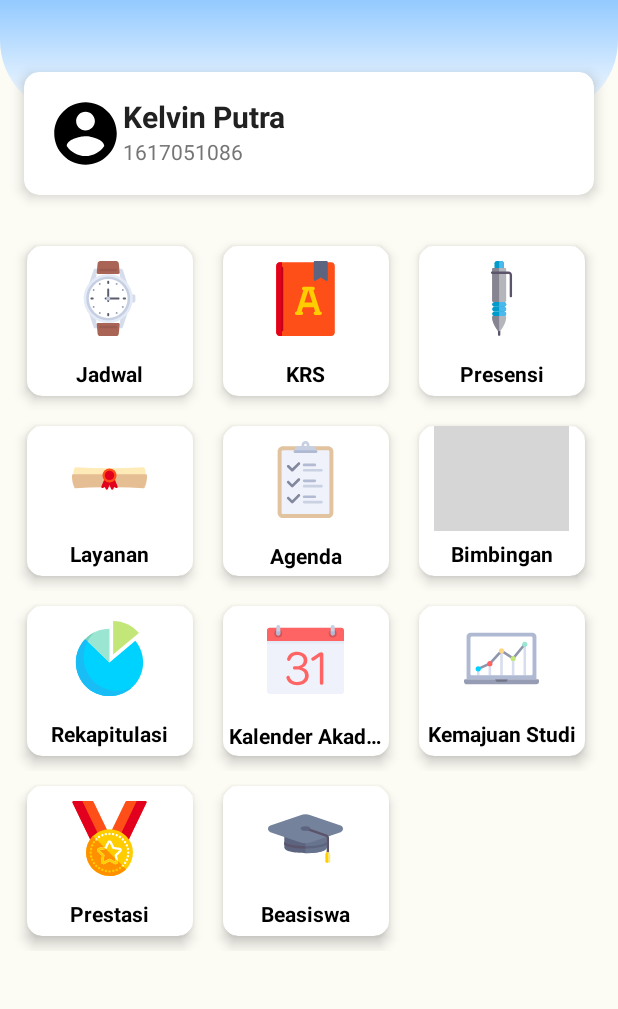
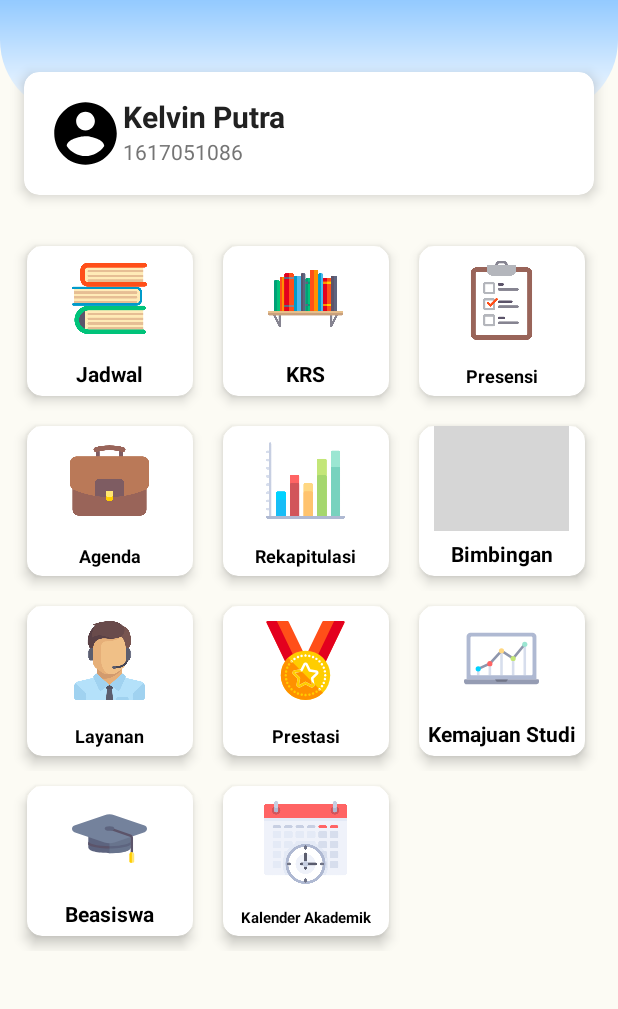
Before and after one commit to MegiAP/SIMIPA, an Android app: the screen it shows after launch (MainActivity), on a phone screen of 412 x 824 dp, the part 125-1134 px from its top. Run offline under Robolectric (Android 15) with nearby library versions, the phone set to English and light mode, and no system bars; grey boxes are pictures that could not be loaded.

Commit message:
fix content_menu.xml

```diff
--- a/app/src/main/res/layout/content_menu.xml
+++ b/app/src/main/res/layout/content_menu.xml
@@ -20,18 +20,18 @@
         tools:ignore="UselessParent">
 
         <androidx.cardview.widget.CardView
-            android:id="@+id/cv_schedule"
+            android:id="@+id/home_mRide"
             android:layout_width="0dp"
             android:layout_height="100dp"
             android:layout_margin="10dp"
-            android:layout_marginStart="4dp"
-            android:layout_marginEnd="4dp"
+            android:layout_marginLeft="5dp"
             android:layout_weight="0.33"
             android:clickable="true"
             app:cardCornerRadius="10dp"
             app:cardElevation="5dp">
 
             <RelativeLayout
+                android:id="@+id/btnJadwal"
                 android:layout_width="match_parent"
                 android:layout_height="match_parent"
                 android:background="?attr/selectableItemBackground">
@@ -39,15 +39,15 @@
                 <ImageView
                     android:layout_width="90dp"
                     android:layout_height="90dp"
-                    android:layout_above="@+id/tv_shedule"
+                    android:layout_above="@+id/textView3"
                     android:layout_centerHorizontal="true"
                     android:layout_marginBottom="5dp"
                     android:padding="10dp"
                     android:scaleType="fitCenter"
-                    android:src="@drawable/ic_schedule" />
+                    android:src="@drawable/jadwal" />
 
                 <TextView
-                    android:id="@+id/tv_shedule"
+                    android:id="@+id/textView3"
                     android:layout_width="wrap_content"
                     android:layout_height="wrap_content"
                     android:layout_alignParentBottom="true"
@@ -63,12 +63,54 @@
         </androidx.cardview.widget.CardView>
 
         <androidx.cardview.widget.CardView
-            android:id="@+id/cv_krs"
+            android:id="@+id/home_mSend"
             android:layout_width="0dp"
             android:layout_height="100dp"
             android:layout_margin="10dp"
-            android:layout_marginStart="4dp"
-            android:layout_marginEnd="4dp"
+            android:layout_marginLeft="5dp"
+            android:layout_weight="0.33"
+            android:clickable="true"
+            app:cardCornerRadius="10dp"
+            app:cardElevation="5dp">
+
+            <RelativeLayout
+                android:id="@+id/btnKRS"
+                android:layout_width="match_parent"
+                android:layout_height="match_parent"
+                android:background="?attr/selectableItemBackground">
+
+                <ImageView
+                    android:layout_width="90dp"
+                    android:layout_height="90dp"
+                    android:layout_above="@+id/textView2"
+                    android:layout_centerHorizontal="true"
+                    android:layout_marginBottom="5dp"
+                    android:padding="10dp"
+                    android:scaleType="fitCenter"
+                    android:src="@drawable/bookshelf" />
+
+                <TextView
+                    android:id="@+id/textView2"
+                    android:layout_width="wrap_content"
+                    android:layout_height="wrap_content"
+                    android:layout_alignParentBottom="true"
+                    android:layout_centerHorizontal="true"
+                    android:layout_marginBottom="5dp"
+                    android:maxLines="1"
+                    android:text="KRS"
+                    android:textColor="#000"
+                    android:textStyle="bold" />
+
+            </RelativeLayout>
+
+        </androidx.cardview.widget.CardView>
+
+        <androidx.cardview.widget.CardView
+            android:id="@+id/home_mCar"
+            android:layout_width="0dp"
+            android:layout_height="100dp"
+            android:layout_margin="10dp"
+            android:layout_marginLeft="5dp"
             android:layout_weight="0.33"
             android:clickable="true"
             app:cardCornerRadius="10dp"
@@ -82,68 +124,24 @@
                 <ImageView
                     android:layout_width="90dp"
                     android:layout_height="90dp"
-                    android:layout_above="@+id/tv_krs"
+                    android:layout_above="@+id/textView6"
                     android:layout_centerHorizontal="true"
                     android:layout_marginBottom="5dp"
                     android:padding="10dp"
                     android:scaleType="fitCenter"
-                    android:src="@drawable/ic_krs" />
+                    android:src="@drawable/presensi" />
 
                 <TextView
-                    android:id="@+id/tv_krs"
+                    android:id="@+id/textView6"
                     android:layout_width="wrap_content"
                     android:layout_height="wrap_content"
                     android:layout_alignParentBottom="true"
                     android:layout_centerHorizontal="true"
                     android:layout_marginBottom="5dp"
                     android:maxLines="1"
-                    android:ellipsize="end"
-                    android:text="KRS"
-                    android:textColor="#000"
-                    android:textStyle="bold" />
-
-            </RelativeLayout>
-
-        </androidx.cardview.widget.CardView>
-
-        <androidx.cardview.widget.CardView
-            android:id="@+id/cv_present"
-            android:layout_width="0dp"
-            android:layout_height="100dp"
-            android:layout_margin="10dp"
-            android:layout_marginStart="4dp"
-            android:layout_marginEnd="4dp"
-            android:layout_weight="0.33"
-            android:clickable="true"
-            app:cardCornerRadius="10dp"
-            app:cardElevation="5dp">
-
-            <RelativeLayout
-                android:layout_width="match_parent"
-                android:layout_height="match_parent"
-                android:background="?attr/selectableItemBackground">
-
-                <ImageView
-                    android:layout_width="90dp"
-                    android:layout_height="90dp"
-                    android:layout_above="@+id/tv_present"
-                    android:layout_centerHorizontal="true"
-                    android:layout_marginBottom="5dp"
-                    android:padding="10dp"
-                    android:scaleType="fitCenter"
-                    android:src="@drawable/ic_pen" />
-
-                <TextView
-                    android:id="@+id/tv_present"
-                    android:layout_width="wrap_content"
-                    android:layout_height="wrap_content"
-                    android:layout_alignParentBottom="true"
-                    android:layout_centerHorizontal="true"
-                    android:layout_marginBottom="5dp"
-                    android:maxLines="1"
-                    android:ellipsize="end"
                     android:text="Presensi"
                     android:textColor="#000"
+                    android:textSize="12sp"
                     android:textStyle="bold" />
 
             </RelativeLayout>
@@ -162,12 +160,11 @@
         tools:ignore="UselessParent">
 
         <androidx.cardview.widget.CardView
-            android:id="@+id/cv_service"
             android:layout_width="0dp"
             android:layout_height="100dp"
             android:layout_margin="10dp"
-            android:layout_marginStart="4dp"
-            android:layout_marginEnd="4dp"
+            android:layout_marginLeft="5dp"
+            android:layout_marginTop="10dp"
             android:layout_weight="0.33"
             android:clickable="true"
             app:cardCornerRadius="10dp"
@@ -181,24 +178,24 @@
                 <ImageView
                     android:layout_width="90dp"
                     android:layout_height="90dp"
-                    android:layout_above="@+id/tv_service"
+                    android:layout_above="@+id/textView12"
                     android:layout_centerHorizontal="true"
                     android:layout_marginBottom="5dp"
                     android:padding="10dp"
                     android:scaleType="fitCenter"
-                    android:src="@drawable/ic_service" />
+                    android:src="@drawable/agenda" />
 
                 <TextView
-                    android:id="@+id/tv_service"
+                    android:id="@+id/textView12"
                     android:layout_width="wrap_content"
                     android:layout_height="wrap_content"
                     android:layout_alignParentBottom="true"
                     android:layout_centerHorizontal="true"
                     android:layout_marginBottom="5dp"
                     android:maxLines="1"
-                    android:ellipsize="end"
-                    android:text="Layanan"
+                    android:text="Agenda"
                     android:textColor="#000"
+                    android:textSize="12sp"
                     android:textStyle="bold" />
 
             </RelativeLayout>
@@ -206,18 +203,17 @@
         </androidx.cardview.widget.CardView>
 
         <androidx.cardview.widget.CardView
-            android:id="@+id/cv_agenda"
             android:layout_width="0dp"
             android:layout_height="100dp"
             android:layout_margin="10dp"
-            android:layout_marginStart="4dp"
-            android:layout_marginEnd="4dp"
             android:layout_weight="0.33"
+            android:background="?attr/selectableItemBackground"
             android:clickable="true"
             app:cardCornerRadius="10dp"
             app:cardElevation="5dp">
 
             <RelativeLayout
+                android:id="@+id/btnRekap"
                 android:layout_width="match_parent"
                 android:layout_height="match_parent"
                 android:background="?attr/selectableItemBackground">
@@ -225,26 +221,24 @@
                 <ImageView
                     android:layout_width="90dp"
                     android:layout_height="90dp"
-                    android:layout_above="@+id/tv_agenda"
+                    android:layout_above="@+id/textView18"
                     android:layout_centerHorizontal="true"
                     android:layout_marginBottom="5dp"
                     android:padding="10dp"
                     android:scaleType="fitCenter"
-                    android:src="@drawable/ic_agenda" />
+                    android:src="@drawable/rekap" />
 
                 <TextView
-                    android:id="@+id/tv_agenda"
+                    android:id="@+id/textView18"
                     android:layout_width="wrap_content"
                     android:layout_height="wrap_content"
                     android:layout_alignParentBottom="true"
                     android:layout_centerHorizontal="true"
-                    android:layout_marginStart="4dp"
-                    android:layout_marginEnd="4dp"
-                    android:layout_marginBottom="4dp"
+                    android:layout_marginBottom="5dp"
                     android:maxLines="1"
-                    android:ellipsize="end"
-                    android:text="Agenda"
+                    android:text="Rekapitulasi"
                     android:textColor="#000"
+                    android:textSize="12sp"
                     android:textStyle="bold" />
 
             </RelativeLayout>
@@ -307,12 +301,12 @@
         tools:ignore="UselessParent">
 
         <androidx.cardview.widget.CardView
-            android:id="@+id/cv_rekap"
+            android:id="@+id/home_mFood"
             android:layout_width="0dp"
             android:layout_height="100dp"
             android:layout_margin="10dp"
-            android:layout_marginStart="4dp"
-            android:layout_marginEnd="4dp"
+            android:layout_marginLeft="5dp"
+            android:layout_marginTop="10dp"
             android:layout_weight="0.33"
             android:clickable="true"
             app:cardCornerRadius="10dp"
@@ -326,24 +320,24 @@
                 <ImageView
                     android:layout_width="90dp"
                     android:layout_height="90dp"
-                    android:layout_above="@+id/tv_rekap"
+                    android:layout_above="@+id/textView21"
                     android:layout_centerHorizontal="true"
                     android:layout_marginBottom="5dp"
                     android:padding="10dp"
                     android:scaleType="fitCenter"
-                    android:src="@drawable/ic_rekapitulasi" />
+                    android:src="@drawable/layanan" />
 
                 <TextView
-                    android:id="@+id/tv_rekap"
+                    android:id="@+id/textView21"
                     android:layout_width="wrap_content"
                     android:layout_height="wrap_content"
                     android:layout_alignParentBottom="true"
                     android:layout_centerHorizontal="true"
                     android:layout_marginBottom="5dp"
                     android:maxLines="1"
-                    android:ellipsize="end"
-                    android:text="Rekapitulasi"
+                    android:text="Layanan"
                     android:textColor="#000"
+                    android:textSize="12sp"
                     android:textStyle="bold" />
 
             </RelativeLayout>
@@ -351,13 +345,12 @@
         </androidx.cardview.widget.CardView>
 
         <androidx.cardview.widget.CardView
-            android:id="@+id/cv_calendar"
+            android:id="@+id/home_mLaundry"
             android:layout_width="0dp"
             android:layout_height="100dp"
             android:layout_margin="10dp"
-            android:layout_marginStart="4dp"
-            android:layout_marginEnd="4dp"
             android:layout_weight="0.33"
+            android:background="?attr/selectableItemBackground"
             android:clickable="true"
             app:cardCornerRadius="10dp"
             app:cardElevation="5dp">
@@ -370,26 +363,24 @@
                 <ImageView
                     android:layout_width="90dp"
                     android:layout_height="90dp"
-                    android:layout_above="@+id/tv_calendar"
+                    android:layout_above="@+id/textView23"
                     android:layout_centerHorizontal="true"
                     android:layout_marginBottom="5dp"
                     android:padding="10dp"
                     android:scaleType="fitCenter"
-                    android:src="@drawable/ic_calendat" />
+                    android:src="@drawable/ic_prestasi" />
 
                 <TextView
-                    android:id="@+id/tv_calendar"
+                    android:id="@+id/textView23"
                     android:layout_width="wrap_content"
                     android:layout_height="wrap_content"
                     android:layout_alignParentBottom="true"
                     android:layout_centerHorizontal="true"
-                    android:layout_marginStart="4dp"
-                    android:layout_marginEnd="4dp"
-                    android:layout_marginBottom="4dp"
+                    android:layout_marginBottom="5dp"
                     android:maxLines="1"
-                    android:text="Kalender Akademik"
-                    android:ellipsize="end"
+                    android:text="Prestasi"
                     android:textColor="#000"
+                    android:textSize="12sp"
                     android:textStyle="bold" />
 
             </RelativeLayout>
@@ -452,50 +443,6 @@
         tools:ignore="UselessParent">
 
         <androidx.cardview.widget.CardView
-            android:id="@+id/cv_prestasi"
-            android:layout_width="0dp"
-            android:layout_height="100dp"
-            android:layout_margin="10dp"
-            android:layout_marginStart="4dp"
-            android:layout_marginEnd="4dp"
-            android:layout_weight="0.33"
-            android:clickable="true"
-            app:cardCornerRadius="10dp"
-            app:cardElevation="5dp">
-
-            <RelativeLayout
-                android:layout_width="match_parent"
-                android:layout_height="match_parent"
-                android:background="?attr/selectableItemBackground">
-
-                <ImageView
-                    android:layout_width="90dp"
-                    android:layout_height="90dp"
-                    android:layout_above="@+id/tv_prestasi"
-                    android:layout_centerHorizontal="true"
-                    android:layout_marginBottom="5dp"
-                    android:padding="10dp"
-                    android:scaleType="fitCenter"
-                    android:src="@drawable/ic_prestasi" />
-
-                <TextView
-                    android:id="@+id/tv_prestasi"
-                    android:layout_width="wrap_content"
-                    android:layout_height="wrap_content"
-                    android:layout_alignParentBottom="true"
-                    android:layout_centerHorizontal="true"
-                    android:layout_marginBottom="5dp"
-                    android:maxLines="1"
-                    android:ellipsize="end"
-                    android:text="Prestasi"
-                    android:textColor="#000"
-                    android:textStyle="bold" />
-
-            </RelativeLayout>
-
-        </androidx.cardview.widget.CardView>
-
-        <androidx.cardview.widget.CardView
             android:id="@+id/cv_beasiswa"
             android:layout_width="0dp"
             android:layout_height="100dp"
@@ -539,6 +486,49 @@
 
         </androidx.cardview.widget.CardView>
 
+        <androidx.cardview.widget.CardView
+            android:layout_width="0dp"
+            android:layout_height="100dp"
+            android:layout_margin="10dp"
+            android:layout_marginLeft="5dp"
+            android:layout_weight="0.33"
+            android:background="?attr/selectableItemBackground"
+            android:clickable="true"
+            app:cardCornerRadius="10dp"
+            app:cardElevation="5dp">
+
+            <RelativeLayout
+                android:layout_width="match_parent"
+                android:layout_height="match_parent"
+                android:background="?attr/selectableItemBackground">
+
+                <ImageView
+                    android:layout_width="90dp"
+                    android:layout_height="90dp"
+                    android:layout_above="@+id/textView0"
+                    android:layout_centerHorizontal="true"
+                    android:layout_marginBottom="5dp"
+                    android:padding="10dp"
+                    android:scaleType="fitCenter"
+                    android:src="@drawable/kalender" />
+
+                <TextView
+                    android:id="@+id/textView0"
+                    android:layout_width="wrap_content"
+                    android:layout_height="wrap_content"
+                    android:layout_alignParentBottom="true"
+                    android:layout_centerHorizontal="true"
+                    android:layout_marginBottom="5dp"
+                    android:maxLines="1"
+                    android:text="Kalender Akademik"
+                    android:textColor="#000"
+                    android:textSize="10sp"
+                    android:textStyle="bold" />
+
+            </RelativeLayout>
+
+        </androidx.cardview.widget.CardView>
+
 
         <TextView
             android:layout_width="0dp"
```
Also changed, not shown: app/src/main/res/drawable/agenda.png (added), app/src/main/res/drawable/beasiswa.png (added), app/src/main/res/drawable/bookshelf.png (added), app/src/main/res/drawable/jadwal.png (added), app/src/main/res/drawable/kalender.png (added), app/src/main/res/drawable/layanan.png (added), app/src/main/res/drawable/presensi.png (added), app/src/main/res/drawable/rekap.png (added).
